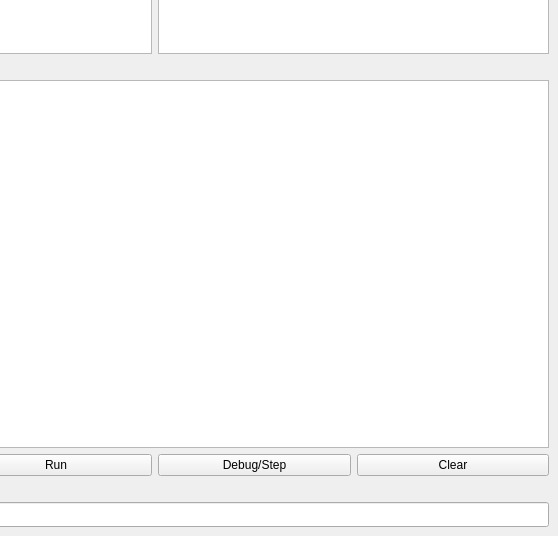
Old version of the form mainwindow.ui in the repository markcty/BasicInterpreter; both pictures show x 248 to 806 and y 363 to 899 of the 806 by 899 pixel window.
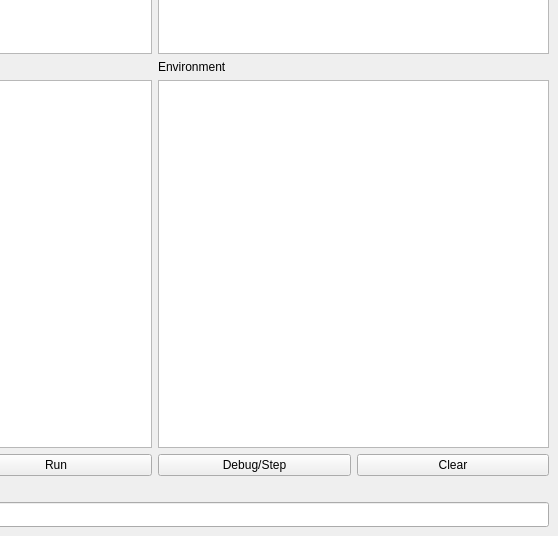
New version of the form.

```diff
--- a/mainwindow.ui
+++ b/mainwindow.ui
@@ -29,7 +29,7 @@
      <verstretch>0</verstretch>
     </sizepolicy>
    </property>
-   <layout class="QVBoxLayout" name="verticalLayout_5">
+   <layout class="QVBoxLayout" name="verticalLayout_6">
     <item>
      <layout class="QHBoxLayout" name="horizontalLayout_3">
       <item>
@@ -75,6 +75,8 @@
      </layout>
     </item>
     <item>
+     <layout class="QHBoxLayout" name="horizontalLayout">
+      <item>
      <layout class="QVBoxLayout" name="verticalLayout_3">
       <item>
        <widget class="QLabel" name="label_3">
@@ -91,6 +93,22 @@
          </font>
         </property>
        </widget>
+        </item>
+       </layout>
+      </item>
+      <item>
+       <layout class="QVBoxLayout" name="verticalLayout_5">
+        <item>
+         <widget class="QLabel" name="label_5">
+          <property name="text">
+           <string>Environment</string>
+          </property>
+         </widget>
+        </item>
+        <item>
+         <widget class="QTextBrowser" name="environment"/>
+        </item>
+       </layout>
       </item>
      </layout>
     </item>
```
Lines whose indentation alone changed are shown as unchanged.
